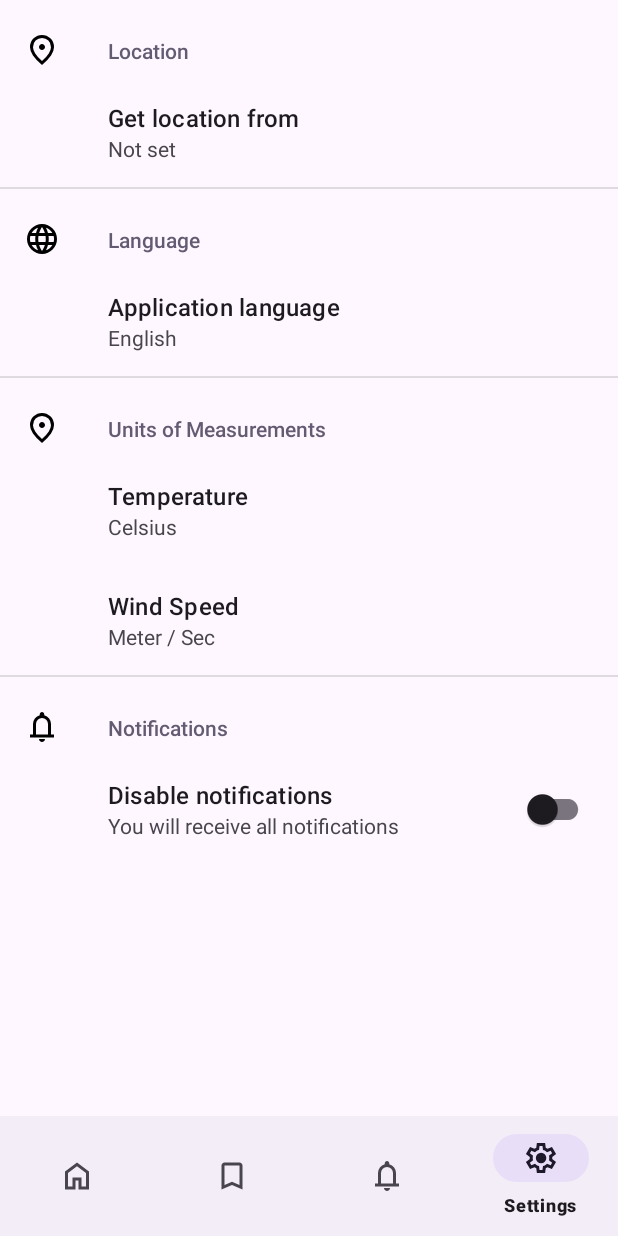
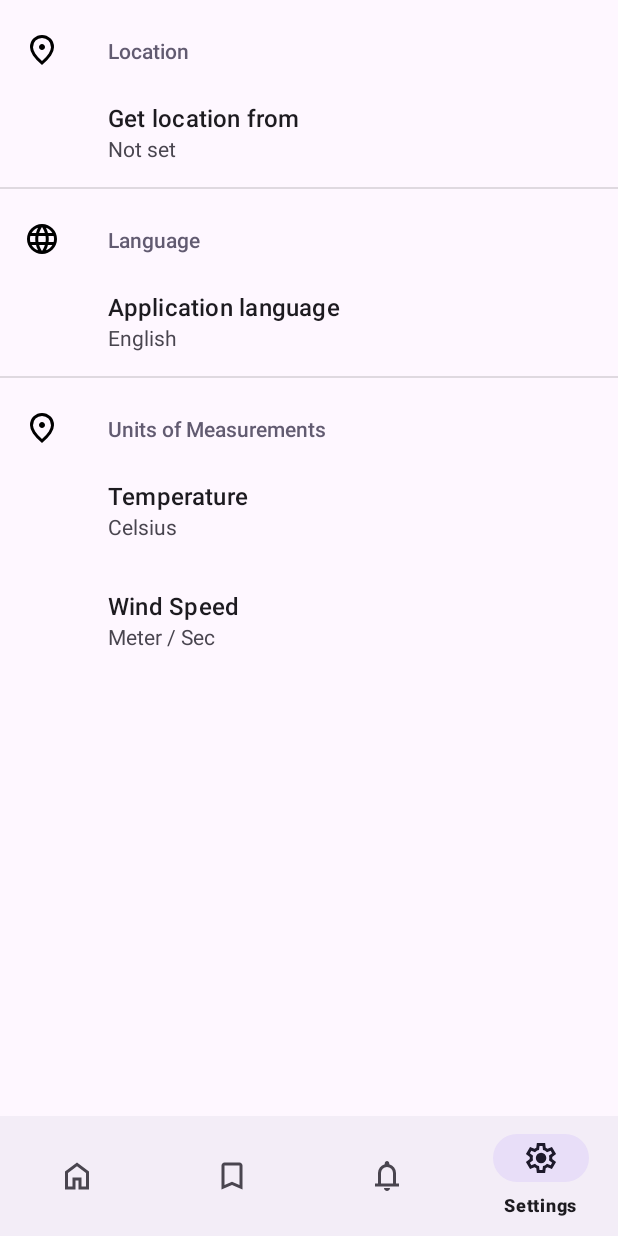
Before and after one commit to ywsoliman/weather-app, an Android app: the SettingsFragment screen opened through its navigation route, on a phone screen of 412 x 824 dp. Run offline under Robolectric (Android 15) with nearby library versions, the light colour scheme and no system bars; our stand-ins replace androidx.preference, navigation-ui; 4 statements that could not run were skipped.

Commit message:
Handle not receiving notifications if it's disabled

```diff
--- a/app/src/main/java/com/example/weatherapp/util/Constants.kt
+++ b/app/src/main/java/com/example/weatherapp/util/Constants.kt
@@ -1,6 +1,7 @@
 package com.example.weatherapp.util
 
 object Constants {
+    const val NOTIFICATIONS_ENABLED = "notifications_enabled"
     const val ALARM_ITEM = "alarm_item"
     const val API_KEY = "772fa8bd6198928ac03830e013dffeef"
     const val LATITUDE = "latitude"
--- a/app/src/main/res/xml/root_preferences.xml
+++ b/app/src/main/res/xml/root_preferences.xml
@@ -50,17 +50,4 @@
 
     </PreferenceCategory>
 
-
-    <PreferenceCategory
-        app:icon="@drawable/ic_notifications"
-        app:title="@string/notifications">
-
-        <SwitchPreferenceCompat
-            app:key="notifications"
-            app:summaryOff="@string/notifications_summary_off"
-            app:summaryOn="@string/notifications_summary_on"
-            app:title="@string/disable_notifications" />
-
-    </PreferenceCategory>
-
 </PreferenceScreen>
```
Also changed, not shown: app/src/main/java/com/example/weatherapp/alerts/AlarmReceiver.kt (+12 -10 lines).
